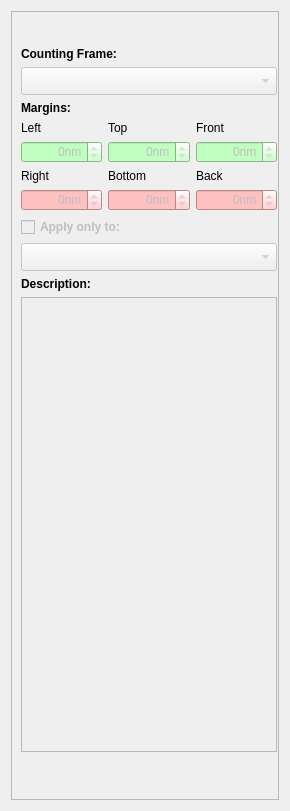
FelixdelasPozas/EspINA, file Plugins/CountingFrame/Panel.ui: the form before one commit.
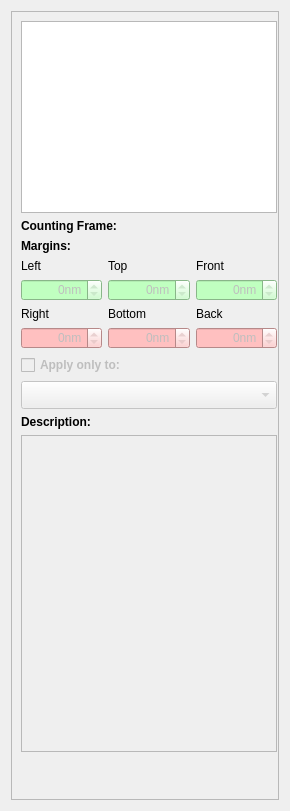
The form after the commit. Icons and pictures are not drawn. Custom widgets are drawn as their Qt base class.

Commit message: Templatize extensions and update Counting Frame Panel

Patch:
```diff
--- a/Plugins/CountingFrame/Panel.ui
+++ b/Plugins/CountingFrame/Panel.ui
@@ -27,59 +27,44 @@
        <rect>
         <x>0</x>
         <y>0</y>
-        <width>278</width>
+        <width>272</width>
         <height>793</height>
        </rect>
       </property>
       <layout class="QVBoxLayout" name="verticalLayout">
        <item>
-        <layout class="QHBoxLayout" name="horizontalLayout_5">
-         <item>
-          <spacer name="horizontalSpacer_12">
-           <property name="orientation">
-            <enum>Qt::Horizontal</enum>
-           </property>
-           <property name="sizeHint" stdset="0">
-            <size>
-             <width>40</width>
-             <height>20</height>
-            </size>
-           </property>
-          </spacer>
-         </item>
-         <item>
-          <widget class="QLabel" name="preview">
+        <widget class="QTableView" name="countingFrames">
            <property name="sizePolicy">
-            <sizepolicy hsizetype="Preferred" vsizetype="Minimum">
+          <sizepolicy hsizetype="Expanding" vsizetype="Maximum">
              <horstretch>0</horstretch>
              <verstretch>0</verstretch>
             </sizepolicy>
            </property>
-           <property name="text">
-            <string/>
-           </property>
-           <property name="pixmap">
-            <pixmap resource="rsc/CountingFrame.qrc">:/allPlanes.png</pixmap>
-           </property>
-           <property name="scaledContents">
+         <property name="styleSheet">
+          <string notr="true">QTableView::indicator {
+     width: 15px;
+     height: 15px;
+ }
+QTableView::indicator:checked {
+     image: url(:/espina/show_all.svg);
+ } 
+QTableView::indicator:indeterminate {
+     image: url(:/espina/show_partially.svg);
+ } 
+QTableView::indicator:unchecked {
+     image: url(:/espina/hide_all.svg);
+ } </string>
+         </property>
+         <property name="selectionBehavior">
+          <enum>QAbstractItemView::SelectRows</enum>
+         </property>
+         <attribute name="verticalHeaderVisible">
             <bool>false</bool>
-           </property>
-          </widget>
-         </item>
-         <item>
-          <spacer name="horizontalSpacer_11">
-           <property name="orientation">
-            <enum>Qt::Horizontal</enum>
-           </property>
-           <property name="sizeHint" stdset="0">
-            <size>
-             <width>40</width>
-             <height>20</height>
-            </size>
-           </property>
-          </spacer>
-         </item>
-        </layout>
+         </attribute>
+         <attribute name="verticalHeaderHighlightSections">
+          <bool>false</bool>
+         </attribute>
+        </widget>
        </item>
        <item>
         <widget class="QLabel" name="label_10">
@@ -94,25 +79,6 @@
          </property>
         </widget>
        </item>
-       <item>
-        <widget class="QComboBox" name="countingFrames">
-         <property name="enabled">
-          <bool>false</bool>
-         </property>
-         <property name="sizePolicy">
-          <sizepolicy hsizetype="MinimumExpanding" vsizetype="Fixed">
-           <horstretch>0</horstretch>
-           <verstretch>0</verstretch>
-          </sizepolicy>
-         </property>
-         <property name="minimumSize">
-          <size>
-           <width>160</width>
-           <height>28</height>
-          </size>
-         </property>
-        </widget>
-       </item>
        <item>
         <widget class="QLabel" name="label">
          <property name="font">
@@ -337,7 +303,7 @@
           <bool>false</bool>
          </property>
          <property name="sizePolicy">
-          <sizepolicy hsizetype="MinimumExpanding" vsizetype="MinimumExpanding">
+          <sizepolicy hsizetype="MinimumExpanding" vsizetype="Expanding">
            <horstretch>0</horstretch>
            <verstretch>0</verstretch>
           </sizepolicy>
```
Lines whose indentation alone changed are shown as unchanged. The commit also changes 64 other files.
